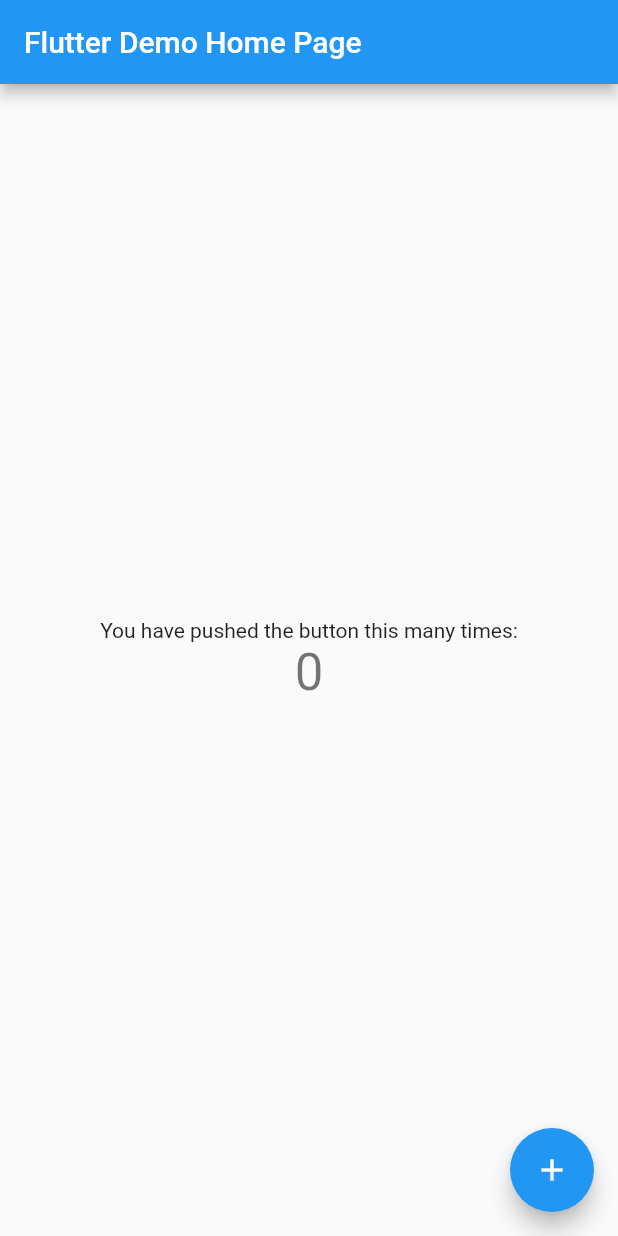
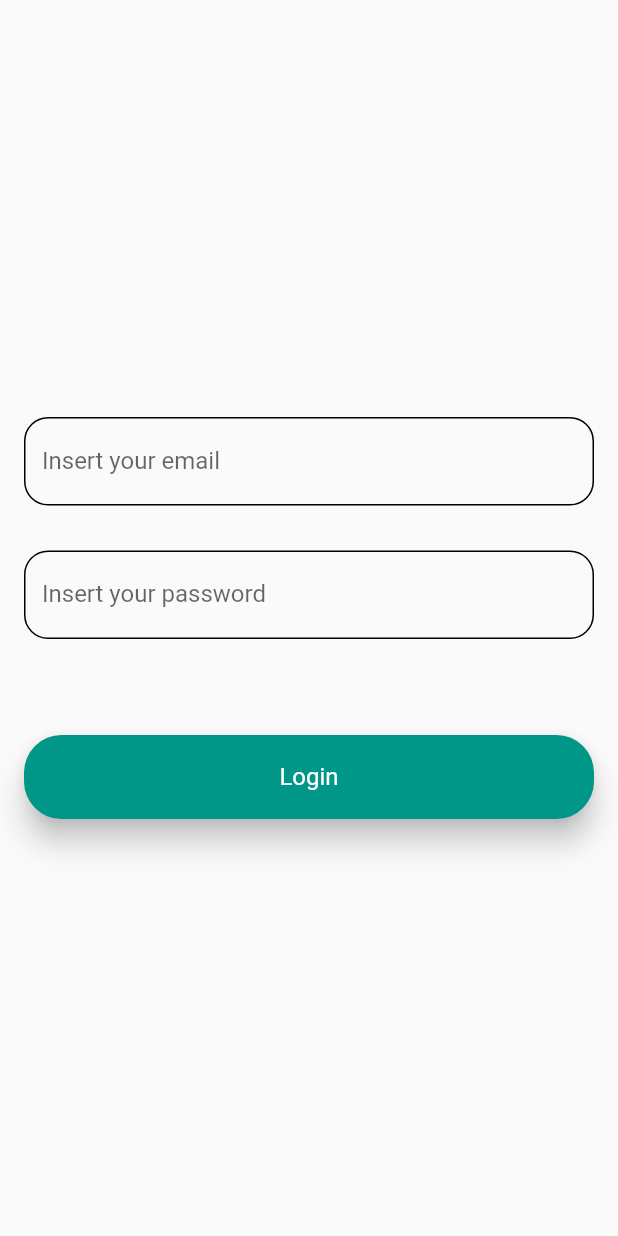
Before and after one commit to marcocouzin/hw_mobiledevelopment_moneycontrol, a Flutter app: the screen it shows after launch, on a phone screen of 412 x 824 dp. Run offline on Flutter 3.47's test engine with Material 2 defaults, Android fonts, the phone set to English and light mode, and no system bars; our stand-ins replace firebase_auth; accounts and stored records are empty.

Commit message:
Initial authentication structure.

```diff
--- /dev/null
+++ b/lib/authentication/ui/auth_screen.dart
@@ -0,0 +1,100 @@
+import 'package:firebase_auth/firebase_auth.dart';
+import 'package:flutter/material.dart';
+
+import '../../main_menu_screen.dart';
+import '../../widgets/rounded_button.dart';
+import '../../widgets/rounded_text_field.dart';
+
+class AuthScreen extends StatefulWidget {
+  static const String id = '/auth_screen';
+
+
+  const AuthScreen({super.key});
+
+  @override
+  State<AuthScreen> createState() => _AuthScreenState();
+}
+
+class _AuthScreenState extends State<AuthScreen> {
+  var inputtedEmail = '';
+
+  var inputtedPassword = '';
+
+  @override
+  Widget build(BuildContext context) {
+    return Scaffold(
+      body: InkWell(
+        // On the onFocus action, restore the initial fields state
+        overlayColor: MaterialStateProperty.all(Colors.transparent),
+        onTap: () {
+          FocusScope.of(context).unfocus();
+        },
+        child: SafeArea(
+          child: Padding(
+            padding: const EdgeInsets.symmetric(horizontal: 16),
+            child: Center(
+              //  Use SingleChildScrollView when you need a scroll
+              // For example if you have many field on the screen
+              child: SingleChildScrollView(
+                child: Column(
+                  mainAxisAlignment: MainAxisAlignment.center,
+                  children: [
+                    RoundedTextField(
+                      label: 'Insert your email',
+                      textInputType: TextInputType.emailAddress,
+                      onTextChange: (text) {
+                        inputtedEmail = text;
+                      },
+                    ),
+                    const SizedBox(height: 30),
+                    RoundedTextField(
+                      label: 'Insert your password',
+                      obscureText: true,
+                      onTextChange: (text) {
+                        inputtedPassword = text;
+                      },
+                    ),
+                    const SizedBox(height: 64),
+                    RoundedButton(
+                        text: 'Login',
+                        onPressed: () {
+                          authenticateUser(context);
+                        }),
+                  ],
+                ),
+              ),
+            ),
+          ),
+        ),
+      ),
+    );
+  }
+
+  void authenticateUser(BuildContext context) {
+    final firebaseAuth = FirebaseAuth.instance;
+
+    firebaseAuth
+        .signInWithEmailAndPassword(
+        email: inputtedEmail, password: inputtedPassword)
+        .then((userCredentials) {
+      Navigator.pushReplacementNamed(context, MainMenuScreen.id);
+      // Implement the exception flow
+    }).onError((error, stackTrace) {
+      firebaseAuth
+          .createUserWithEmailAndPassword(
+          email: inputtedEmail, password: inputtedPassword)
+          .then((userCredentials) {
+        Navigator.pushReplacementNamed(context, MainMenuScreen.id);
+        // Implement the exception flow
+      }).onError((FirebaseAuthException error, stackTrace) {
+        ScaffoldMessenger.of(context).showSnackBar(
+          SnackBar(
+            content: Text(
+              error.message ?? 'Ops! Something went wrong',
+            ),
+          ),
+        );
+      });
+    });
+  }
+}
--- a/lib/main.dart
+++ b/lib/main.dart
@@ -1,4 +1,7 @@
 import 'package:flutter/material.dart';
+
+import 'authentication/ui/auth_screen.dart';
+import 'main_menu_screen.dart';
 
 void main() {
   runApp(const MyApp());
@@ -13,103 +16,14 @@
     return MaterialApp(
       title: 'Flutter Demo',
       theme: ThemeData(
-        // This is the theme of your application.
-        //
-        // Try running your application with "flutter run". You'll see the
-        // application has a blue toolbar. Then, without quitting the app, try
-        // changing the primarySwatch below to Colors.green and then invoke
-        // "hot reload" (press "r" in the console where you ran "flutter run",
-        // or simply save your changes to "hot reload" in a Flutter IDE).
-        // Notice that the counter didn't reset back to zero; the application
-        // is not restarted.
-        primarySwatch: Colors.blue,
+        primarySwatch: Colors.teal,
       ),
-      home: const MyHomePage(title: 'Flutter Demo Home Page'),
+      // home: const AuthScreen(),
+      initialRoute: AuthScreen.id,
+      routes: {
+        AuthScreen.id: (context) => const AuthScreen(),
+        MainMenuScreen.id: (context) => const MainMenuScreen(),
+      },
     );
   }
 }
-
-class MyHomePage extends StatefulWidget {
-  const MyHomePage({super.key, required this.title});
-
-  // This widget is the home page of your application. It is stateful, meaning
-  // that it has a State object (defined below) that contains fields that affect
-  // how it looks.
-
-  // This class is the configuration for the state. It holds the values (in this
-  // case the title) provided by the parent (in this case the App widget) and
-  // used by the build method of the State. Fields in a Widget subclass are
-  // always marked "final".
-
-  final String title;
-
-  @override
-  State<MyHomePage> createState() => _MyHomePageState();
-}
-
-class _MyHomePageState extends State<MyHomePage> {
-  int _counter = 0;
-
-  void _incrementCounter() {
-    setState(() {
-      // This call to setState tells the Flutter framework that something has
-      // changed in this State, which causes it to rerun the build method below
-      // so that the display can reflect the updated values. If we changed
-      // _counter without calling setState(), then the build method would not be
-      // called again, and so nothing would appear to happen.
-      _counter++;
-    });
-  }
-
-  @override
-  Widget build(BuildContext context) {
-    // This method is rerun every time setState is called, for instance as done
-    // by the _incrementCounter method above.
-    //
-    // The Flutter framework has been optimized to make rerunning build methods
-    // fast, so that you can just rebuild anything that needs updating rather
-    // than having to individually change instances of widgets.
-    return Scaffold(
-      appBar: AppBar(
-        // Here we take the value from the MyHomePage object that was created by
-        // the App.build method, and use it to set our appbar title.
-        title: Text(widget.title),
-      ),
-      body: Center(
-        // Center is a layout widget. It takes a single child and positions it
-        // in the middle of the parent.
-        child: Column(
-          // Column is also a layout widget. It takes a list of children and
-          // arranges them vertically. By default, it sizes itself to fit its
-          // children horizontally, and tries to be as tall as its parent.
-          //
-          // Invoke "debug painting" (press "p" in the console, choose the
-          // "Toggle Debug Paint" action from the Flutter Inspector in Android
-          // Studio, or the "Toggle Debug Paint" command in Visual Studio Code)
-          // to see the wireframe for each widget.
-          //
-          // Column has various properties to control how it sizes itself and
-          // how it positions its children. Here we use mainAxisAlignment to
-          // center the children vertically; the main axis here is the vertical
-          // axis because Columns are vertical (the cross axis would be
-          // horizontal).
-          mainAxisAlignment: MainAxisAlignment.center,
-          children: <Widget>[
-            const Text(
-              'You have pushed the button this many times:',
-            ),
-            Text(
-              '$_counter',
-              style: Theme.of(context).textTheme.headlineMedium,
-            ),
-          ],
-        ),
-      ),
-      floatingActionButton: FloatingActionButton(
-        onPressed: _incrementCounter,
-        tooltip: 'Increment',
-        child: const Icon(Icons.add),
-      ), // This trailing comma makes auto-formatting nicer for build methods.
-    );
-  }
-}
--- /dev/null
+++ b/lib/widgets/rounded_button.dart
@@ -0,0 +1,48 @@
+import 'package:flutter/material.dart';
+
+class RoundedButton extends StatelessWidget {
+  final IconData? icon;
+  final String text;
+  final Color buttonColor;
+  final Color textColor;
+  final Function() onPressed;
+
+  // The parameters between {} the caller need to inform the field name
+  const RoundedButton({
+    super.key, // It's a optional parameter
+    required this.text,
+    required this.onPressed,
+    this.icon,
+    this.buttonColor = Colors.teal,
+    this.textColor = Colors.white,
+  });
+
+  @override
+  Widget build(BuildContext context) {
+    return Material(
+      color: buttonColor,
+      borderRadius: BorderRadius.circular(25),
+      elevation: 8,
+      child: InkWell(
+        onTap: onPressed,
+        borderRadius: BorderRadius.circular(25),
+        child: ListTile(
+          // onTap: onPressed, // Click function
+          leading: icon != null
+              ? Icon(
+                  icon,
+                  color: textColor,
+                )
+              : null,
+          title: Text(
+            text,
+            textAlign: icon == null ? TextAlign.center : TextAlign.start,
+            style: TextStyle(
+              color: textColor,
+            ),
+          ),
+        ),
+      ),
+    );
+  }
+}
--- /dev/null
+++ b/lib/widgets/rounded_text_field.dart
@@ -0,0 +1,39 @@
+import 'package:flutter/material.dart';
+
+class RoundedTextField extends StatelessWidget {
+
+  final String label;
+  final TextInputType textInputType;
+  final bool obscureText;
+  final Function(String) onTextChange;
+
+  const RoundedTextField({
+    super.key,
+    required this.label,
+    required this.onTextChange,
+    this.textInputType = TextInputType.text,
+    this.obscureText = false,
+  });
+
+  @override
+  Widget build(BuildContext context) {
+    return TextField(
+      textInputAction: TextInputAction.next,
+      // Jump to the n ext field on press the enter key
+      keyboardType: textInputType,
+      obscureText: obscureText,
+      onChanged: onTextChange,
+      decoration: InputDecoration(
+        labelText: label,
+        enabledBorder: OutlineInputBorder(
+          borderRadius: BorderRadius.circular(16),
+        ),
+        focusedBorder: OutlineInputBorder(
+          borderRadius: BorderRadius.circular(16),
+          borderSide:
+              BorderSide(color: Theme.of(context).primaryColor, width: 3),
+        ),
+      ),
+    );
+  }
+}
--- a/pubspec.yaml
+++ b/pubspec.yaml
@@ -35,6 +35,10 @@
   # The following adds the Cupertino Icons font to your application.
   # Use with the CupertinoIcons class for iOS style icons.
   cupertino_icons: ^1.0.2
+  flutter_bloc: ^8.1.2
+  firebase_core: ^2.10.0
+  firebase_auth: ^4.3.0
+
 
 dev_dependencies:
   flutter_test:
```
Also changed, not shown: lib/main_menu_screen.dart (added, +30 -0 lines), pubspec.lock, 2 other files.
